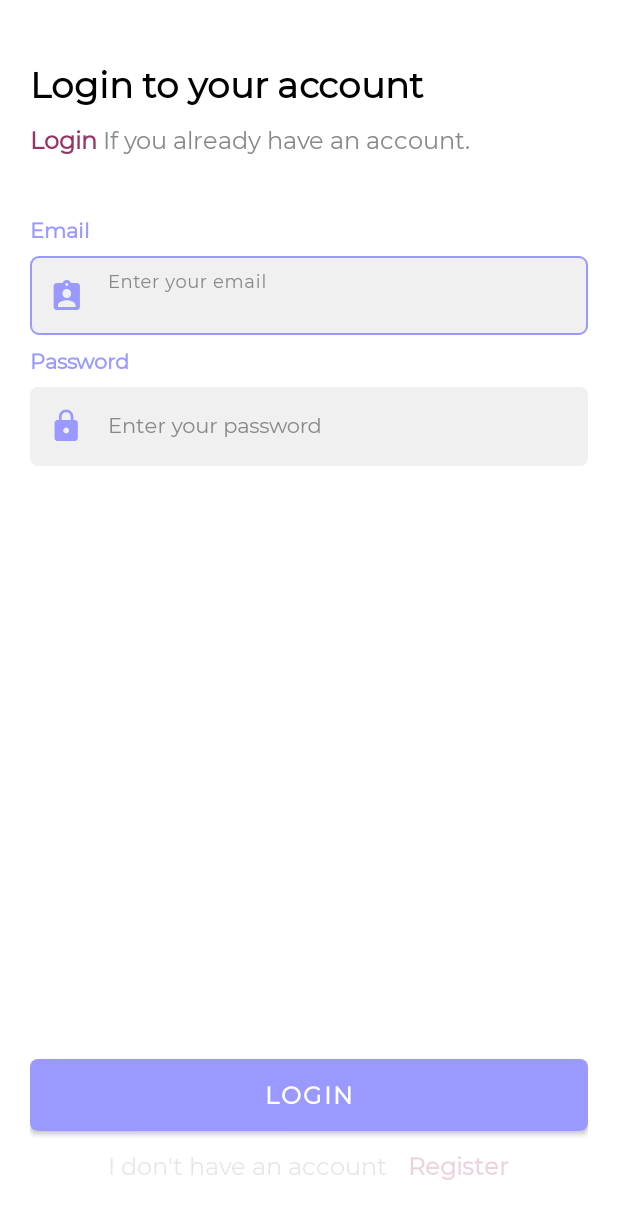
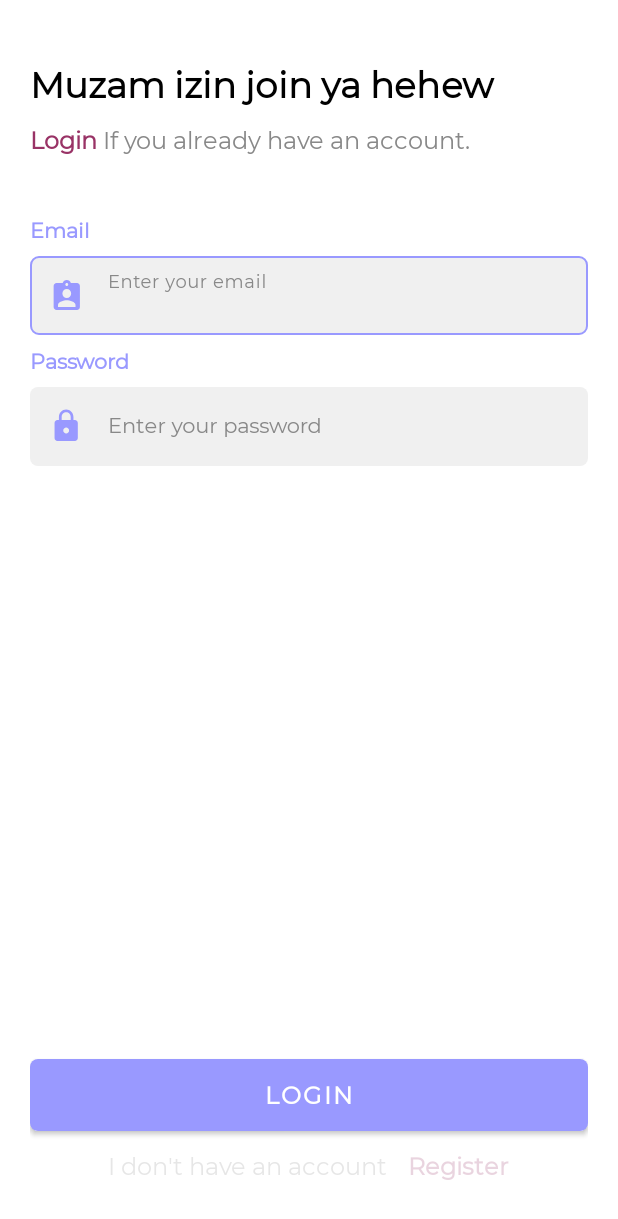
Before and after one commit to IrohJk97/StoryApps, an Android app: the LoginActivity screen opened directly, with no data from a screen before it, on a phone screen of 412 x 824 dp. Shown: the top 1219 px of the screen. Run offline under Robolectric (Android 15) with nearby library versions, the phone set to English and light mode, and no system bars.

Commit message:
change text

```diff
--- a/app/src/main/res/values/strings.xml
+++ b/app/src/main/res/values/strings.xml
@@ -27,7 +27,7 @@
     <string name="input_message" translatable="false">Input Your %1$s</string>
 
     //Bagian Login
-    <string name="login_title">Login to your account</string>
+    <string name="login_title">Muzam izin join ya hehew</string>
     <string name="login_sub_title"><font color="#FF993366"><b>Login</b></font> If you already have an account.</string>
     <string name="btn_login">LOGIN</string>
     <string name="txtRegister">I don\'t have an account</string>
```
Also changed, not shown: 1 other file.
